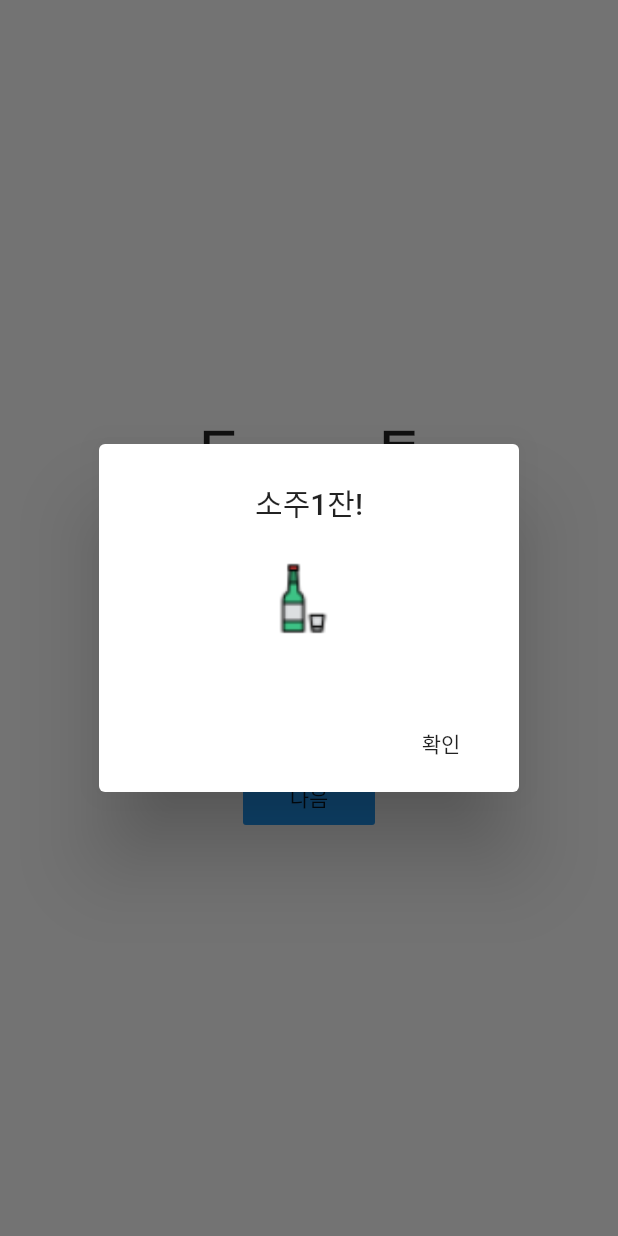
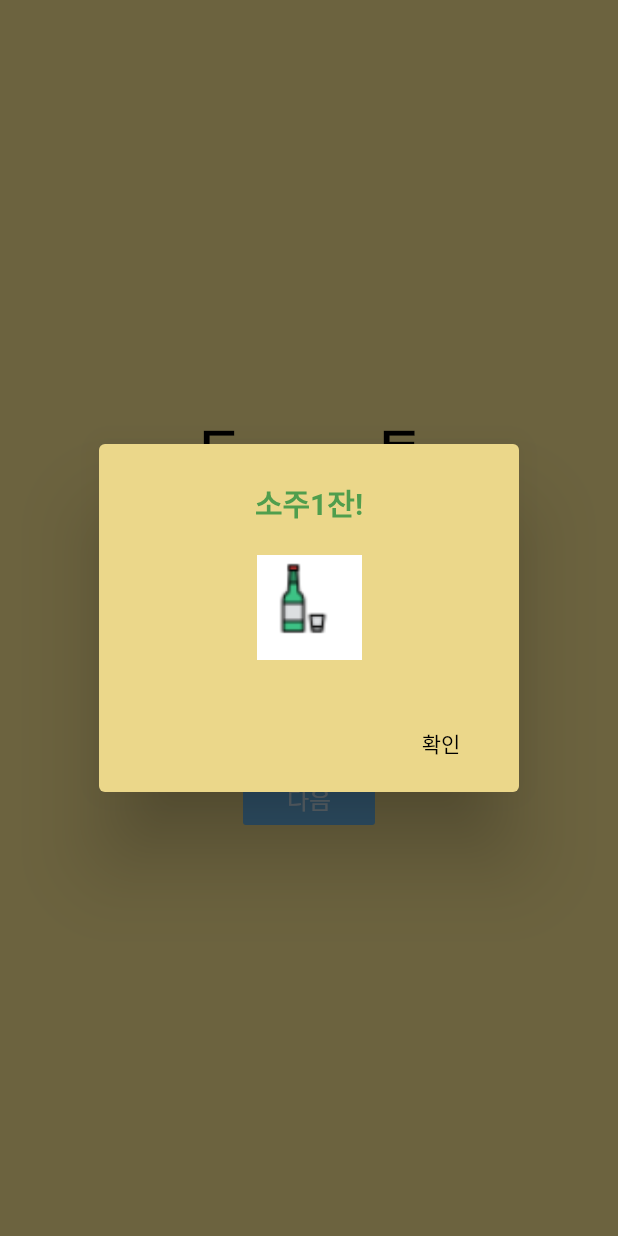
Before and after one commit to Ever2after/randomGame, a Flutter app: the ConsonantGameScreen screen opened directly with empty values, on a phone screen of 412 x 824 dp. Run offline on Flutter 3.47's test engine with Material 2 defaults, Android fonts, the phone set to English and light mode, and no system bars; our stand-ins replace bordered_text, numberpicker; missing offline and left inert: flutter_spinning_wheel, noise_meter.

Commit message:
some design modified

```diff
--- a/lib/games/consonant_game/consonant_game_screen.dart
+++ b/lib/games/consonant_game/consonant_game_screen.dart
@@ -4,12 +4,29 @@ import 'package:flutter/cupertino.dart';
 import 'package:flutter/material.dart';
 
 const List<String> consonants = [
-  'ㄱ', 'ㄴ', 'ㄷ', 'ㄹ', 'ㅁ', 'ㅂ', 'ㅅ', 'ㅇ', 'ㅈ', 'ㅊ', 'ㅋ', 'ㅌ', 'ㅍ', 'ㅎ'
+  'ㄱ',
+  'ㄴ',
+  'ㄷ',
+  'ㄹ',
+  'ㅁ',
+  'ㅂ',
+  'ㅅ',
+  'ㅇ',
+  'ㅈ',
+  'ㅊ',
+  'ㅋ',
+  'ㅌ',
+  'ㅍ',
+  'ㅎ'
 ];
+
+const Color textColor = Color.fromRGBO(80, 158, 77, 1);
+const Color backgroundColor = Color.fromRGBO(235, 215, 138, 1);
+const Color textColor2 = Color.fromRGBO(104, 178, 228, 1);
 
 class ConsonantGameScreen extends StatefulWidget {
   final int timeLimit;
-  ConsonantGameScreen ({ Key key, @required this.timeLimit }): super(key: key);
+  ConsonantGameScreen({Key key, @required this.timeLimit}) : super(key: key);
   @override
   _ConsonantGameScreenState createState() => _ConsonantGameScreenState();
 }
@@ -34,8 +51,15 @@ class _ConsonantGameScreenState extends State<ConsonantGameScreen> {
   }
 
   @override
+  void dispose() {
+    super.dispose();
+    _timer.cancel();
+  }
+
+  @override
   Widget build(BuildContext context) {
     return Scaffold(
+      backgroundColor: backgroundColor,
       body: Column(
         mainAxisAlignment: MainAxisAlignment.center,
         children: <Widget>[
@@ -49,6 +73,7 @@ class _ConsonantGameScreenState extends State<ConsonantGameScreen> {
                   randomWord1,
                   textAlign: TextAlign.center,
                   style: TextStyle(
+                    color: Colors.black,
                     fontSize: 35,
                     fontWeight: FontWeight.bold,
                   ),
@@ -61,31 +86,45 @@ class _ConsonantGameScreenState extends State<ConsonantGameScreen> {
                   randomWord2,
                   textAlign: TextAlign.center,
                   style: TextStyle(
+                    color: Colors.black,
                     fontSize: 35,
                     fontWeight: FontWeight.bold,
                   ),
                 ),
-              ),],
               ),
-          SizedBox(height: 20,),
+            ],
+          ),
+          SizedBox(
+            height: 20,
+          ),
           (_counter > 0)
               ? Text('')
-              : Text('시간초과!', style: TextStyle(fontSize: 40, fontWeight: FontWeight.bold),),
-          SizedBox(height: 10,),
+              : Text(
+                  '시간초과!',
+                  style: TextStyle(
+                      color: textColor,
+                      fontSize: 40,
+                      fontWeight: FontWeight.bold),
+                ),
+          SizedBox(
+            height: 10,
+          ),
           (_counter > 0)
-          ?
-          Text(
+              ? Text(
                   '$_counter',
                   style: TextStyle(
+                    color: textColor,
                     fontSize: 35,
                     fontWeight: FontWeight.bold,
                   ),
                 )
               : Text(''),
-          SizedBox(height: 15,),
+          SizedBox(
+            height: 15,
+          ),
           FlatButton(
-            color: Colors.blue,
-            child: Text('다음'),
+            color: textColor2,
+            child: Text('다음', style: TextStyle(fontSize: 16, color: Colors.white70),),
             onPressed: () {
               setState(() {
                 randomWord1 = getRandomConsonant(consonants);
@@ -118,19 +157,19 @@ class _ConsonantGameScreenState extends State<ConsonantGameScreen> {
       setState(() {
         if (_counter > 0)
           _counter--;
-        else{
+        else {
           penaltyNum = getRandomNumber(101);
           setPenalty(penaltyNum);
           _timer.cancel();
         }
-
       });
     });
   }
 
   void setTimeLimit() {
-    if (widget.timeLimit == -1) { // timeLimit이 -1이면 사용자가 randomTime을 선택한 것
-      int ranNum = minNum + random.nextInt(maxNum-minNum);
+    if (widget.timeLimit == -1) {
+      // timeLimit이 -1이면 사용자가 randomTime을 선택한 것
+      int ranNum = minNum + random.nextInt(maxNum - minNum);
       _counter = ranNum;
     } else {
       _counter = widget.timeLimit;
@@ -138,13 +177,13 @@ class _ConsonantGameScreenState extends State<ConsonantGameScreen> {
   }
 
   void setPenalty(int penaltyNum) {
-    if (penaltyNum<=10) {
+    if (penaltyNum <= 10) {
       _showPenalty('소주2잔ㅋㅋ', 'images/soju.png');
-    } else if (10<penaltyNum && penaltyNum<=20) {
+    } else if (10 < penaltyNum && penaltyNum <= 20) {
       _showPenalty('물1잔^^7 ', 'images/water.png');
-    } else if (20<penaltyNum && penaltyNum<=70) {
+    } else if (20 < penaltyNum && penaltyNum <= 70) {
       _showPenalty('소주1잔!', 'images/soju.png');
-    } else if (70<penaltyNum && penaltyNum<=85) {
+    } else if (70 < penaltyNum && penaltyNum <= 85) {
       _showPenalty('맥주 반컵!', 'images/beer.png');
     } else {
       _showPenalty('소맥1잔!', 'images/beer.png');
@@ -157,24 +196,26 @@ class _ConsonantGameScreenState extends State<ConsonantGameScreen> {
         context: context,
         barrierDismissible: true,
         builder: (_) => AlertDialog(
-          title: Text(penaltyText, textAlign: TextAlign.center,),
+          backgroundColor: backgroundColor,
+              title: Text(
+                penaltyText,
+                textAlign: TextAlign.center,
+                style: TextStyle(color: textColor, fontWeight: FontWeight.bold),
+              ),
               content: Container(
                 height: 70,
                 width: 70,
                 decoration: BoxDecoration(
                   image: DecorationImage(
-                image: AssetImage(image),
-                fit: BoxFit.contain
-              ),
+                      image: AssetImage(image), fit: BoxFit.contain),
                 ),
               ),
               actions: <Widget>[
                 FlatButton(
-              child: Text('확인'),
+                  child: Text('확인', style: TextStyle(color: Colors.black),),
                   onPressed: () => Navigator.of(context).pop(),
                 )
               ],
-        )
-    );
+            ));
   }
 }
```
Also changed, not shown: lib/games/consonant_game/consonant_game_time_select.dart (+21 -8 lines), lib/games/random_target_game.dart (+20 -3 lines), images/mini_soju.png. Lines whose indentation alone changed are shown as unchanged.
